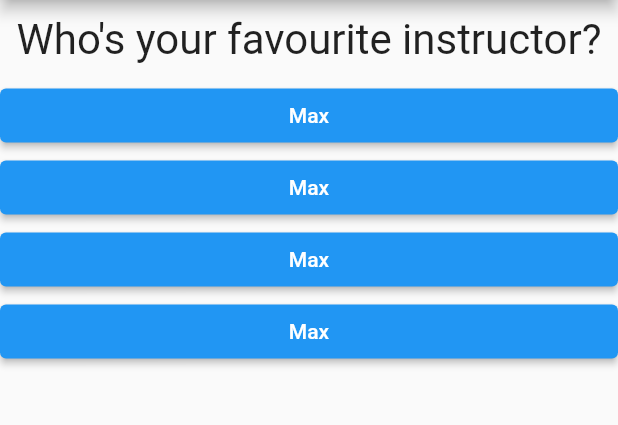
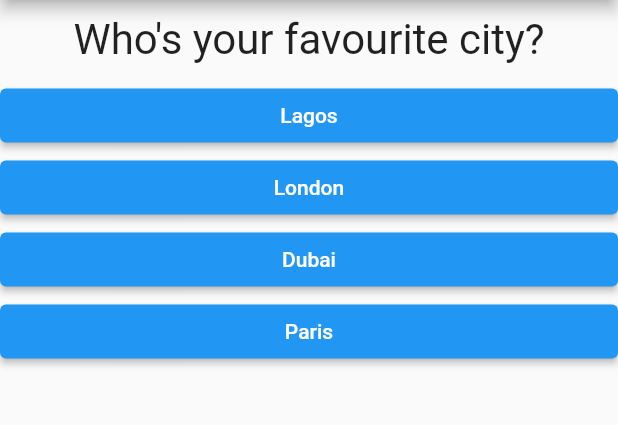
Before and after one commit to vkguru/Quiz-App, a Flutter app: the screen it shows after launch, after a tap on "Black", after a tap on "Snake", on a phone screen of 412 x 824 dp, the part 84-509 px from its top. Run offline on Flutter 3.47's test engine with Material 2 defaults, Android fonts, the phone set to English and light mode, and no system bars.

Commit message:
update questions

```diff
--- a/lib/main.dart
+++ b/lib/main.dart
@@ -37,12 +37,12 @@ class _MyAppState extends State<MyApp> {
       ],
     },
     {
-      'questionText': 'Who\'s your favourite instructor?',
+      'questionText': 'Who\'s your favourite city?',
       'answers': [
-        {'text': 'Max', 'score': 1},
-        {'text': 'Max', 'score': 1},
-        {'text': 'Max', 'score': 1},
-        {'text': 'Max', 'score': 1}
+        {'text': 'Lagos', 'score': 1},
+        {'text': 'London', 'score': 1},
+        {'text': 'Dubai', 'score': 1},
+        {'text': 'Paris', 'score': 1}
       ],
     },
   ];
```
